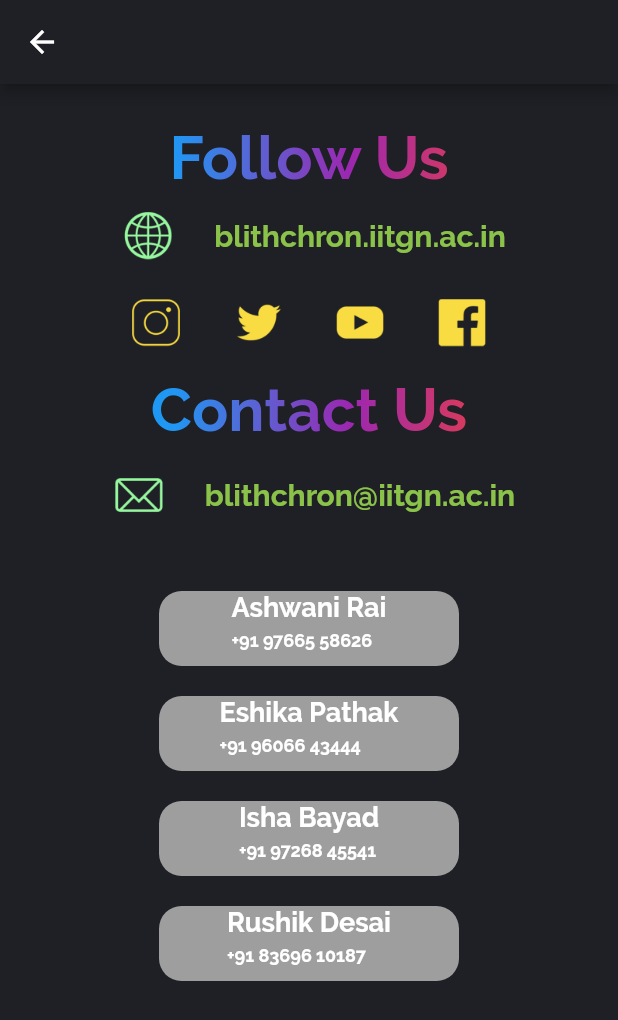
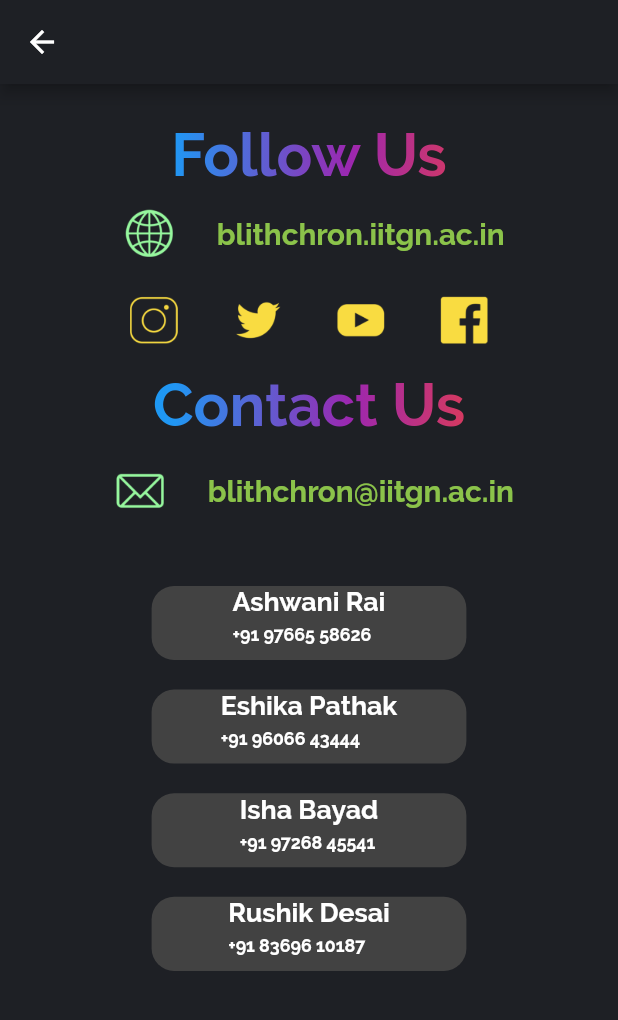
Before and after one commit to GautamV234/Blithchron, a Flutter app: the ContactUsScreen screen opened by its route, on a phone screen of 412 x 824 dp. Shown: the top 1020 px of the screen. Run offline on Flutter 3.47's test engine with Material 2 defaults, Android fonts, the phone set to English and light mode, and no system bars.

Commit message:
Responsive+MailTo+PhoneDial

```diff
--- a/lib/Screens/ContactUsScreen.dart
+++ b/lib/Screens/ContactUsScreen.dart
@@ -9,6 +9,7 @@
   String youTubeUrl = 'https://www.youtube.com/user/IITGnBlithchron';
   String twitterUrl = 'https://twitter.com/blithchroniitgn?lang=en';
   String websiteUrl = 'https://blithchron.iitgn.ac.in';
+  String email = 'blithchron@iitgn.ac.in';
 
   final Shader linearGradient = LinearGradient(
     colors: <Color>[
@@ -33,7 +34,48 @@
     }
   }
 
+  Future<void> launchPhoneCall(int number) async {
+    var url = "tel:${number.toString()}";
+    if (await canLaunch(url)) {
+      await launch(
+        url,
+        // forceSafariVC: false,
+        // forceWebView: false,
+      );
+    } else {
+      throw 'Could not call $number';
+    }
+  }
+
+  Future<void> launchEmail(String email) async {
+    var url = "mailto:$email";
+    if (await canLaunch(url)) {
+      await launch(
+        url,
+        // forceSafariVC: false,
+        // forceWebView: false,
+      );
+    } else {
+      throw 'Could not call $email';
+    }
+  }
+
   Widget build(BuildContext context) {
+    //responsive media query
+    final data = MediaQuery.of(context);
+    // print(data.size);
+
+    double _screenHeight;
+    double _screenWidth;
+
+    if (data.orientation == Orientation.portrait) {
+      _screenHeight = data.size.height;
+      _screenWidth = data.size.width;
+    } else {
+      _screenHeight = data.size.width;
+      _screenWidth = data.size.height;
+    }
+
     return Scaffold(
       backgroundColor: Color(0xff1e2025),
       appBar: AppBar(
@@ -44,26 +86,27 @@
           crossAxisAlignment: CrossAxisAlignment.center,
           children: [
             SizedBox(
-              height: 15,
+              height: _screenHeight * 0.01796,
+              // height: 15,
             ),
             Padding(
-              padding: const EdgeInsets.fromLTRB(0.0, 10.0, 0.0, 0.0),
-              child: Text(
-                'Follow Us',
+              padding:
+                  EdgeInsets.fromLTRB(0.0, _screenHeight * 0.01197, 0.0, 0.0),
+              child: Text('Follow Us',
                   style: TextStyle(
-                  fontSize: 40,
+                    fontSize: _screenHeight * 0.0479,
                     foreground: Paint()..shader = linearGradient,
-                )
-              ),
+                  )),
             ),
             SizedBox(
-              height: 5,
+              height: _screenHeight * 0.0059887,
             ),
             Row(
               mainAxisAlignment: MainAxisAlignment.center,
               children: [
                 Padding(
-                  padding: const EdgeInsets.fromLTRB(0.0 , 0.0, 20.0, 0.0),
+                  padding:
+                      EdgeInsets.fromLTRB(0.0, 0.0, _screenWidth * 0.0509, 0.0),
                   child: IconButton(
                     icon: new Image.asset("assets/website_logo_green.png"),
                     onPressed: () {
@@ -71,17 +114,22 @@
                     },
                   ),
                 ),
-                Text(
+                InkWell(
+                  onTap: () {
+                    launchSocialMedia(websiteUrl);
+                  },
+                  child: Text(
                     'blithchron.iitgn.ac.in',
                     style: TextStyle(
                       color: Colors.lightGreen,
-                    fontSize: 20,
+                      fontSize: _screenHeight * 0.02395,
+                    ),
                   ),
                 ),
               ],
             ),
             SizedBox(
-              height: 10,
+              height: _screenHeight * 0.01197,
             ),
             Row(
               mainAxisAlignment: MainAxisAlignment.center,
@@ -106,7 +154,8 @@
                 ),
                 // twitter
                 Padding(
-                  padding: const EdgeInsets.fromLTRB(20.0 , 0.0, 10.0, 0.0),
+                  padding: EdgeInsets.fromLTRB(
+                      _screenWidth * 0.0509, 0.0, _screenWidth * 0.02546, 0.0),
                   child: IconButton(
                     icon: new Image.asset("assets/twitter_logo_yellow.png"),
                     onPressed: () {
@@ -116,7 +165,8 @@
                 ),
                 //youtube
                 Padding(
-                  padding: const EdgeInsets.fromLTRB(10.0 , 0.0, 20.0, 0.0),
+                  padding: EdgeInsets.fromLTRB(
+                      _screenWidth * 0.02546, 0.0, _screenWidth * 0.0509, 0.0),
                   child: IconButton(
                     icon: new Image.asset("assets/youtube_logo_yellow.png"),
                     onPressed: () {
@@ -124,6 +174,7 @@
                     },
                   ),
                 ),
+
                 /// facebook
                 IconButton(
                   icon: new Image.asset("assets/facebook_logo_yellow.png"),
@@ -134,48 +185,55 @@
               ],
             ),
             Padding(
-              padding: const EdgeInsets.fromLTRB(0.0, 10.0, 0.0, 0.0),
-              child: Text(
-                'Contact Us',
+              padding:
+                  EdgeInsets.fromLTRB(0.0, _screenHeight * 0.01197, 0.0, 0.0),
+              child: Text('Contact Us',
                   style: TextStyle(
-                  fontSize: 40,
+                    fontSize: _screenHeight * 0.0479,
                     foreground: Paint()..shader = linearGradient,
-                )
-              ),
+                  )),
             ),
             SizedBox(
-              height: 10,
+              height: _screenHeight * 0.01197,
             ),
             // message icon get from some package
             Row(
               mainAxisAlignment: MainAxisAlignment.center,
               children: [
-                IconButton( // TODO: Mailto on tap
+                IconButton(
+                  onPressed: () {
+                    launchEmail(email);
+                  },
                   icon: new Image.asset('assets/email_logo_green.png'),
                 ),
                 SizedBox(
-                  width: 20,
+                  width: _screenWidth * 0.05092,
                 ),
-                Text(
-                  'blithchron@iitgn.ac.in', // TODO: Mailto on tap
+                InkWell(
+                  onTap: () {
+                    launchEmail(email);
+                  },
+                  child: Text(
+                    'blithchron@iitgn.ac.in',
                     style: TextStyle(
                       color: Colors.lightGreen,
-                    fontSize: 20,
+                      fontSize: _screenHeight * 0.02395,
+                    ),
                   ),
                 ),
               ],
             ),
             //  we could create a widget but Lousy coding here repeating template four times feel free to change
-            SizedBox(height: 40),
+            SizedBox(height: _screenHeight * 0.0479),
             Column(
               crossAxisAlignment: CrossAxisAlignment.center,
               children: [
                 Container(
                   // Add height and width acc to image size
-                  height: 50,
-                  width: 200,
+                  height: _screenHeight * 0.05988,
+                  width: _screenWidth * 0.50929,
                   decoration: BoxDecoration(
-                    color: Colors.grey,
+                    color: Colors.grey.shade800,
                     borderRadius: BorderRadius.all(
                       Radius.circular(15.0),
                     ),
@@ -193,15 +251,20 @@
                             'Ashwani Rai',
                             style: TextStyle(
                               color: Colors.white,
-                              fontSize: 18,
+                              fontSize: _screenHeight * 0.021559,
                             ),
                           ),
-                          SizedBox(height: 5),
-                          Text(
-                            '+91 97665 58626', // TODO: Call directly on tap
+                          SizedBox(height: _screenHeight * 0.00598),
+                          InkWell(
+                            onTap: () {
+                              launchPhoneCall(9766558626);
+                            },
+                            child: Text(
+                              '+91 97665 58626',
                               style: TextStyle(
                                 color: Colors.white,
-                              fontSize: 12,
+                                fontSize: _screenHeight * 0.01437,
+                              ),
                             ),
                           ),
                         ],
@@ -210,14 +273,14 @@
                   ),
                 ),
                 SizedBox(
-                  height: 20,
+                  height: _screenHeight * 0.023954,
                 ),
                 Container(
                   // Add height and width acc to image size
-                  height: 50,
-                  width: 200,
+                  height: _screenHeight * 0.059887,
+                  width: _screenWidth * 0.509294,
                   decoration: BoxDecoration(
-                    color: Colors.grey,
+                    color: Colors.grey.shade800,
                     borderRadius: BorderRadius.all(
                       Radius.circular(15.0),
                     ),
@@ -235,15 +298,20 @@
                             'Eshika Pathak',
                             style: TextStyle(
                               color: Colors.white,
-                              fontSize: 18,
+                              fontSize: _screenHeight * 0.021559,
                             ),
                           ),
-                          SizedBox(height: 5),
-                          Text(
-                            '+91 96066 43444', // TODO: Call directly on tap
+                          SizedBox(height: _screenHeight * 0.00598),
+                          InkWell(
+                            onTap: () {
+                              launchPhoneCall(9606643444);
+                            },
+                            child: Text(
+                              '+91 96066 43444',
                               style: TextStyle(
                                 color: Colors.white,
-                              fontSize: 12,
+                                fontSize: _screenHeight * 0.01437,
+                              ),
                             ),
                           ),
                         ],
@@ -252,14 +320,14 @@
                   ),
                 ),
                 SizedBox(
-                  height: 20,
+                  height: _screenHeight * 0.023954,
                 ),
                 Container(
                   // Add height and width acc to image size
-                  height: 50,
-                  width: 200,
+                  height: _screenHeight * 0.059887,
+                  width: _screenWidth * 0.509294,
                   decoration: BoxDecoration(
-                    color: Colors.grey,
+                    color: Colors.grey.shade800,
                     borderRadius: BorderRadius.all(
                       Radius.circular(15.0),
                     ),
@@ -277,15 +345,20 @@
                             'Isha Bayad',
                             style: TextStyle(
                               color: Colors.white,
-                              fontSize: 18,
+                              fontSize: _screenHeight * 0.021559,
                             ),
                           ),
-                          SizedBox(height: 5),
-                          Text(
-                            '+91 97268 45541', // TODO: Call directly on tap
+                          SizedBox(height: _screenHeight * 0.00598),
+                          InkWell(
+                            onTap: () {
+                              launchPhoneCall(9726845541);
+                            },
+                            child: Text(
+                              '+91 97268 45541',
                               style: TextStyle(
                                 color: Colors.white,
-                              fontSize: 12,
+                                fontSize: _screenHeight * 0.01437,
+                              ),
                             ),
                           ),
                         ],
@@ -294,14 +367,14 @@
                   ),
                 ),
                 SizedBox(
-                  height: 20,
+                  height: _screenHeight * 0.023954,
                 ),
                 Container(
                   // Add height and width acc to image size
-                  height: 50,
-                  width: 200,
+                  height: _screenHeight * 0.059887,
+                  width: _screenWidth * 0.509294,
                   decoration: BoxDecoration(
-                    color: Colors.grey,
+                    color: Colors.grey.shade800,
                     borderRadius: BorderRadius.all(
                       Radius.circular(15.0),
                     ),
@@ -319,15 +392,20 @@
                             'Rushik Desai',
                             style: TextStyle(
                               color: Colors.white,
-                              fontSize: 18,
+                              fontSize: _screenHeight * 0.021559,
                             ),
                           ),
-                          SizedBox(height: 5),
-                          Text(
-                            '+91 83696 10187', // TODO: Call directly on tap
+                          SizedBox(height: _screenHeight * 0.00598),
+                          InkWell(
+                            onTap: () {
+                              launchPhoneCall(8369610187);
+                            },
+                            child: Text(
+                              '+91 83696 10187',
                               style: TextStyle(
                                 color: Colors.white,
-                              fontSize: 12,
+                                fontSize: _screenHeight * 0.01437,
+                              ),
                             ),
                           ),
                         ],
```
Lines whose indentation alone changed are shown as unchanged.
